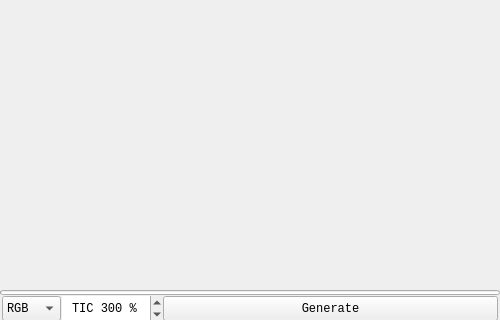
This is pigment_o/pigment_s_docker.ui in EyeOdin/Pigment.O as Qt 5 draws it before an edit; both pictures show x 0 to 500 and y 180 to 500 of the 500 by 500 pixel window. The edited form follows.
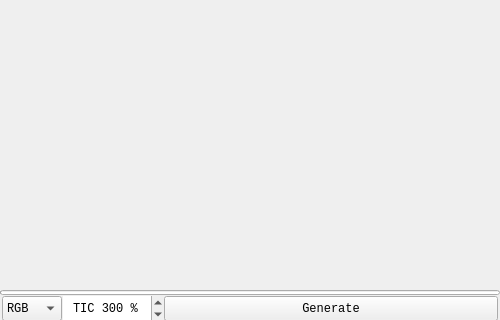
This is the edited form.

```diff
--- a/pigment_o/pigment_s_docker.ui
+++ b/pigment_o/pigment_s_docker.ui
@@ -253,7 +253,7 @@
          <item>
           <widget class="QComboBox" name="sample_mode">
            <property name="sizePolicy">
-            <sizepolicy hsizetype="Fixed" vsizetype="Fixed">
+            <sizepolicy hsizetype="Ignored" vsizetype="Fixed">
              <horstretch>0</horstretch>
              <verstretch>0</verstretch>
             </sizepolicy>
@@ -266,7 +266,7 @@
            </property>
            <property name="maximumSize">
             <size>
-             <width>16777215</width>
+             <width>60</width>
              <height>25</height>
             </size>
            </property>
@@ -351,14 +351,14 @@
          <item>
           <widget class="QSpinBox" name="sample_value">
            <property name="sizePolicy">
-            <sizepolicy hsizetype="Preferred" vsizetype="Fixed">
+            <sizepolicy hsizetype="Ignored" vsizetype="Fixed">
              <horstretch>0</horstretch>
              <verstretch>20</verstretch>
             </sizepolicy>
            </property>
            <property name="minimumSize">
             <size>
-             <width>100</width>
+             <width>0</width>
              <height>25</height>
             </size>
            </property>
@@ -394,7 +394,7 @@
          <item>
           <widget class="QPushButton" name="sample_generate">
            <property name="sizePolicy">
-            <sizepolicy hsizetype="Expanding" vsizetype="Fixed">
+            <sizepolicy hsizetype="Ignored" vsizetype="Fixed">
              <horstretch>0</horstretch>
              <verstretch>0</verstretch>
             </sizepolicy>
```
